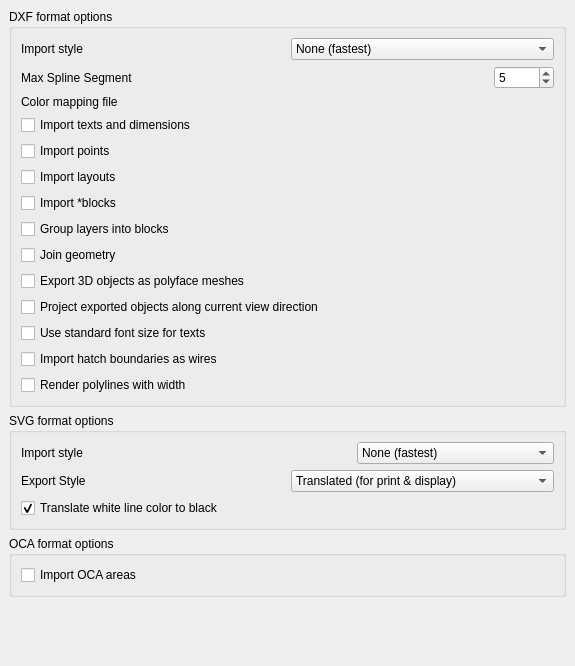
Qt form src/Mod/Draft/Resources/ui/userprefs-import.ui (berndhahnebach/All_FreeCAD) before a commit.
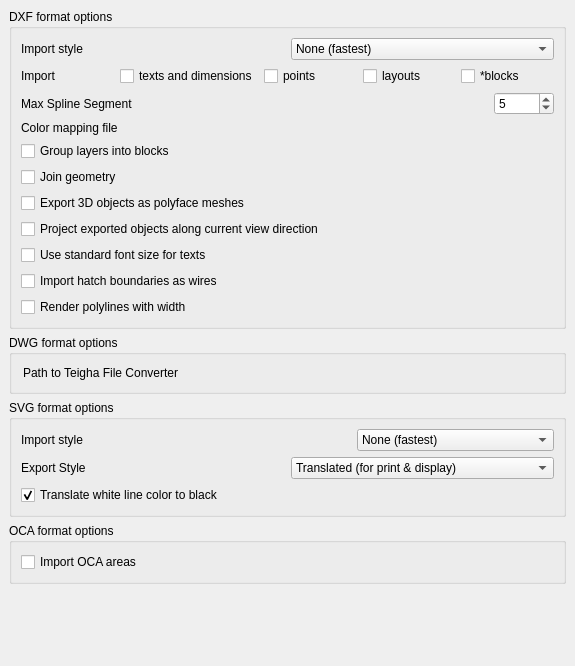
The same form after that commit. Custom widgets are drawn as their Qt base class.

Commit message: Draft: Added prefs setting for teigha file converter

```diff
--- a/src/Mod/Draft/Resources/ui/userprefs-import.ui
+++ b/src/Mod/Draft/Resources/ui/userprefs-import.ui
@@ -97,6 +97,78 @@
         </item>
        </layout>
       </item>
+      <item>
+       <layout class="QHBoxLayout" name="horizontalLayout_7">
+        <item>
+         <widget class="QLabel" name="label_3">
+          <property name="text">
+           <string>Import</string>
+          </property>
+         </widget>
+        </item>
+        <item>
+         <widget class="Gui::PrefCheckBox" name="gui::prefcheckbox_2">
+          <property name="toolTip">
+           <string>if this is unchecked, texts/mtexts won't be imported</string>
+          </property>
+          <property name="text">
+           <string>texts and dimensions</string>
+          </property>
+          <property name="prefEntry" stdset="0">
+           <cstring>dxftext</cstring>
+          </property>
+          <property name="prefPath" stdset="0">
+           <cstring>Mod/Draft</cstring>
+          </property>
+         </widget>
+        </item>
+        <item>
+         <widget class="Gui::PrefCheckBox" name="gui::prefcheckbox_13">
+          <property name="text">
+           <string>points</string>
+          </property>
+          <property name="prefEntry" stdset="0">
+           <cstring>dxfImportPoints</cstring>
+          </property>
+          <property name="prefPath" stdset="0">
+           <cstring>Mod/Draft</cstring>
+          </property>
+         </widget>
+        </item>
+        <item>
+         <widget class="Gui::PrefCheckBox" name="gui::prefcheckbox_3">
+          <property name="toolTip">
+           <string>if this is checked, paper space objects will be imported too</string>
+          </property>
+          <property name="text">
+           <string>layouts</string>
+          </property>
+          <property name="prefEntry" stdset="0">
+           <cstring>dxflayout</cstring>
+          </property>
+          <property name="prefPath" stdset="0">
+           <cstring>Mod/Draft</cstring>
+          </property>
+         </widget>
+        </item>
+        <item>
+         <widget class="Gui::PrefCheckBox" name="gui::prefcheckbox_7">
+          <property name="toolTip">
+           <string>Check this if you want the non-named blocks (beginning with a *) to be imported too</string>
+          </property>
+          <property name="text">
+           <string>*blocks</string>
+          </property>
+          <property name="prefEntry" stdset="0">
+           <cstring>dxfstarblocks</cstring>
+          </property>
+          <property name="prefPath" stdset="0">
+           <cstring>Mod/Draft</cstring>
+          </property>
+         </widget>
+        </item>
+       </layout>
+      </item>
       <item>
        <layout class="QHBoxLayout" name="horizontalLayout">
         <item>
@@ -160,83 +232,6 @@
         </item>
        </layout>
       </item>
-      <item>
-       <layout class="QHBoxLayout" name="horizontalLayout_7">
-        <item>
-         <widget class="Gui::PrefCheckBox" name="gui::prefcheckbox_2">
-          <property name="toolTip">
-           <string>if this is unchecked, texts/mtexts won't be imported</string>
-          </property>
-          <property name="text">
-           <string>Import texts and dimensions</string>
-          </property>
-          <property name="prefEntry" stdset="0">
-           <cstring>dxftext</cstring>
-          </property>
-          <property name="prefPath" stdset="0">
-           <cstring>Mod/Draft</cstring>
-          </property>
-         </widget>
-        </item>
-       </layout>
-      </item>
-      <item>
-       <layout class="QHBoxLayout" name="horizontalLayout_15">
-        <item>
-         <widget class="Gui::PrefCheckBox" name="gui::prefcheckbox_13">
-          <property name="text">
-           <string>Import points</string>
-          </property>
-          <property name="prefEntry" stdset="0">
-           <cstring>dxfImportPoints</cstring>
-          </property>
-          <property name="prefPath" stdset="0">
-           <cstring>Mod/Draft</cstring>
-          </property>
-         </widget>
-        </item>
-       </layout>
-      </item>
-      <item>
-       <layout class="QHBoxLayout" name="horizontalLayout_2">
-        <item>
-         <widget class="Gui::PrefCheckBox" name="gui::prefcheckbox_3">
-          <property name="toolTip">
-           <string>if this is checked, paper space objects will be imported too</string>
-          </property>
-          <property name="text">
-           <string>Import layouts</string>
-          </property>
-          <property name="prefEntry" stdset="0">
-           <cstring>dxflayout</cstring>
-          </property>
-          <property name="prefPath" stdset="0">
-           <cstring>Mod/Draft</cstring>
-          </property>
-         </widget>
-        </item>
-       </layout>
-      </item>
-      <item>
-       <layout class="QHBoxLayout" name="horizontalLayout_4">
-        <item>
-         <widget class="Gui::PrefCheckBox" name="gui::prefcheckbox_7">
-          <property name="toolTip">
-           <string>Check this if you want the non-named blocks (beginning with a *) to be imported too</string>
-          </property>
-          <property name="text">
-           <string>Import *blocks</string>
-          </property>
-          <property name="prefEntry" stdset="0">
-           <cstring>dxfstarblocks</cstring>
-          </property>
-          <property name="prefPath" stdset="0">
-           <cstring>Mod/Draft</cstring>
-          </property>
-         </widget>
-        </item>
-       </layout>
-      </item>
       <item>
        <layout class="QHBoxLayout" name="horizontalLayout_8">
         <item>
@@ -380,6 +375,39 @@
      </layout>
     </widget>
    </item>
+   <item>
+    <widget class="QGroupBox" name="groupBox">
+     <property name="title">
+      <string>DWG format options</string>
+     </property>
+     <layout class="QVBoxLayout" name="verticalLayout">
+      <item>
+       <layout class="QHBoxLayout" name="horizontalLayout_4">
+        <item>
+         <widget class="QLabel" name="label_4">
+          <property name="text">
+           <string>Path to Teigha File Converter</string>
+          </property>
+         </widget>
+        </item>
+        <item>
+         <widget class="Gui::PrefFileChooser" name="gui::preffilechooser_2">
+          <property name="toolTip">
+           <string>The path to your Teigha File Converter executable</string>
+          </property>
+          <property name="prefEntry" stdset="0">
+           <cstring>TeighaFileConverter</cstring>
+          </property>
+          <property name="prefPath" stdset="0">
+           <cstring>Mod/Draft</cstring>
+          </property>
+         </widget>
+        </item>
+       </layout>
+      </item>
+     </layout>
+    </widget>
+   </item>
    <item>
     <widget class="QGroupBox" name="GroupBox12_2">
      <property name="title">
```
The commit also changes 2 other files.
